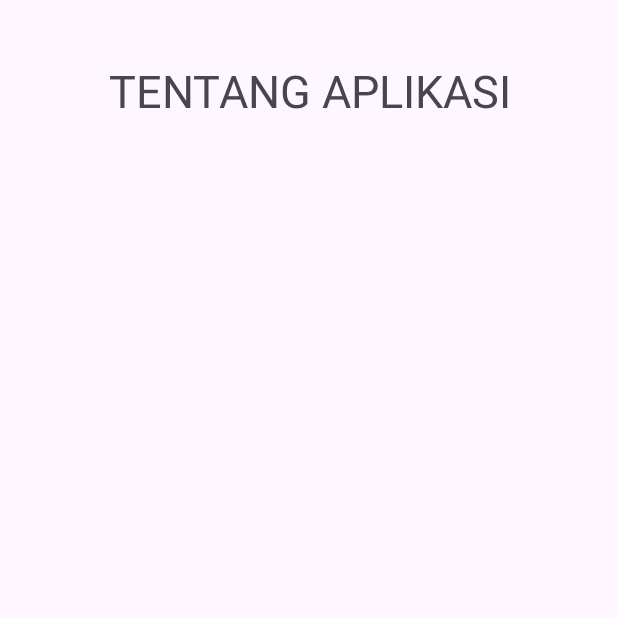
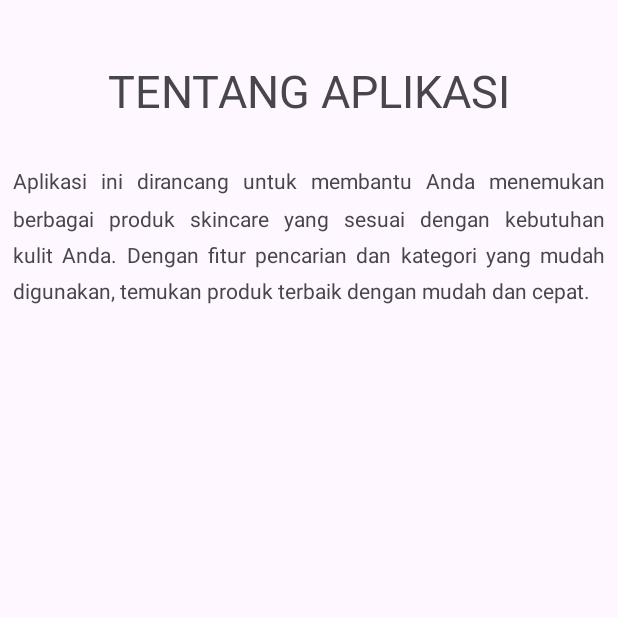
Before and after one commit to evikairoz/projectuas_1, an Android app: the screen it shows after launch (About), after a tap on "About", on a phone screen of 412 x 824 dp, the top half of it. Run offline under Robolectric (Android 15) with nearby library versions, the phone set to English and light mode, and no system bars; libraries missing offline, so code that uses them is left out: android.view.

Commit message:
5. Update Splashscreen 6. update About

```diff
--- a/app/build.gradle
+++ b/app/build.gradle
@@ -37,4 +37,9 @@ dependencies {
     testImplementation libs.junit
     androidTestImplementation libs.ext.junit
     androidTestImplementation libs.espresso.core
+
+
+    implementation 'com.github.bumptech.glide:glide:4.13.0'
+    annotationProcessor 'com.github.bumptech.glide:compiler:4.13.0'
+
 }
--- a/app/src/main/java/com/example/projectuas1/splashscreen.java
+++ b/app/src/main/java/com/example/projectuas1/splashscreen.java
@@ -10,12 +10,15 @@ import androidx.core.graphics.Insets;
 import androidx.core.view.ViewCompat;
 import androidx.core.view.WindowInsetsCompat;
 
-import android.content.Intent;
-import android.os.Bundle;
-import android.os.Handler;
+import android.widget.ImageView;
+import android.widget.ImageView;
 import androidx.appcompat.app.AppCompatActivity;
+import com.bumptech.glide.Glide;
+
 
 public class splashscreen extends AppCompatActivity {
+
+    ImageView splashimage;
 
     @Override
     protected void onCreate(Bundle savedInstanceState) {
@@ -27,6 +30,13 @@ public class splashscreen extends AppCompatActivity {
             v.setPadding(systemBars.left, systemBars.top, systemBars.right, systemBars.bottom);
             return insets;
         });
+        ImageView splashimage = findViewById(R.id.Imagesplash);
+
+        Glide.with(this)
+                .asGif()
+                .load(R.drawable.splash)  // File GIF di folder res/drawable
+                .into(splashimage);
+
         // to show splashscreen selama 3 detik (3000 ms)
         new Handler().postDelayed(new Runnable() {
             @Override
--- a/app/src/main/res/layout/activity_about.xml
+++ b/app/src/main/res/layout/activity_about.xml
@@ -1,5 +1,5 @@
 <?xml version="1.0" encoding="utf-8"?>
-<LinearLayout xmlns:android="http://schemas.android.com/apk/res/android"
+<RelativeLayout xmlns:android="http://schemas.android.com/apk/res/android"
     xmlns:app="http://schemas.android.com/apk/res-auto"
     xmlns:tools="http://schemas.android.com/tools"
     android:id="@+id/main"
@@ -8,13 +8,28 @@
     tools:context=".About">
 
     <TextView
-        android:id="@+id/textView"
+        android:id="@+id/textabout"
         android:layout_width="wrap_content"
         android:layout_height="wrap_content"
         android:layout_marginTop="40dp"
-        android:textAlignment="center"
+        android:layout_marginBottom="30dp"
+        android:text="TENTANG APLIKASI"
+        android:layout_centerHorizontal="true"
         android:textSize="30dp"
-        android:layout_weight="1"
-        android:text="TENTANG APLIKASI" />
+        android:fontFamily="@"
+        />
 
-</LinearLayout>
+    <TextView
+        android:id="@+id/textdeskabout"
+        android:layout_width="wrap_content"
+        android:layout_height="wrap_content"
+        android:layout_below="@id/textabout"
+        android:layout_centerHorizontal="true"
+        android:text="Aplikasi ini dirancang untuk membantu Anda menemukan berbagai produk skincare yang sesuai dengan kebutuhan kulit Anda. Dengan fitur pencarian dan kategori yang mudah digunakan, temukan produk terbaik dengan mudah dan cepat."
+        android:justificationMode="inter_word"
+        android:lineSpacingMultiplier="1.5"
+        android:layout_marginStart="7dp"
+        android:layout_marginEnd="10dp">
+    </TextView>
+
+</RelativeLayout>
--- a/app/src/main/res/layout/activity_detail_list0.xml
+++ b/app/src/main/res/layout/activity_detail_list0.xml
@@ -11,7 +11,7 @@
         android:id="@+id/image0"
         android:layout_width="339dp"
         android:layout_height="287dp"
-        android:layout_marginTop="10dp"
+        android:layout_marginTop="30dp"
         android:layout_marginBottom="10dp"
         android:scaleType="centerCrop"
         android:layout_centerHorizontal="true"
```
Also changed, not shown: app/src/main/res/layout/activity_splashscreen.xml (+6 -5 lines), app/src/main/res/drawable/splash.gif (added), build.gradle (line endings or trailing spaces).
